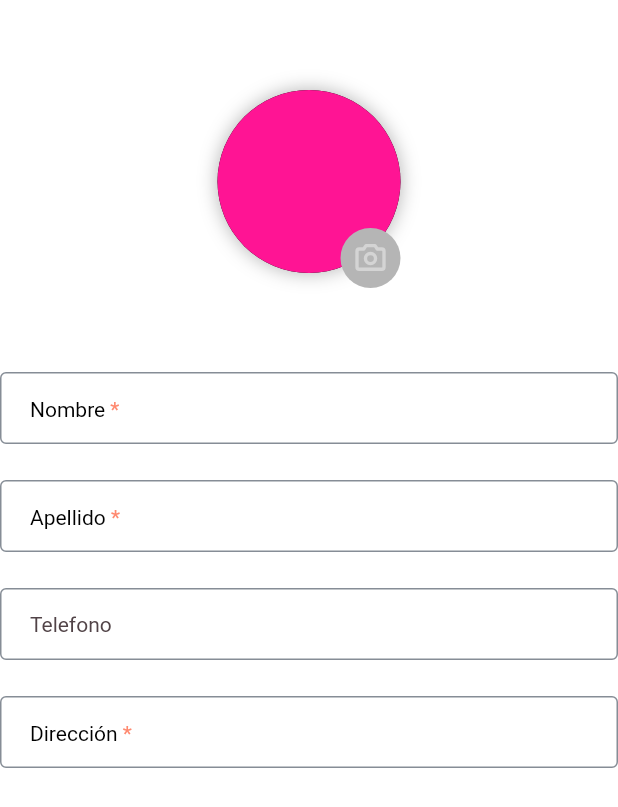
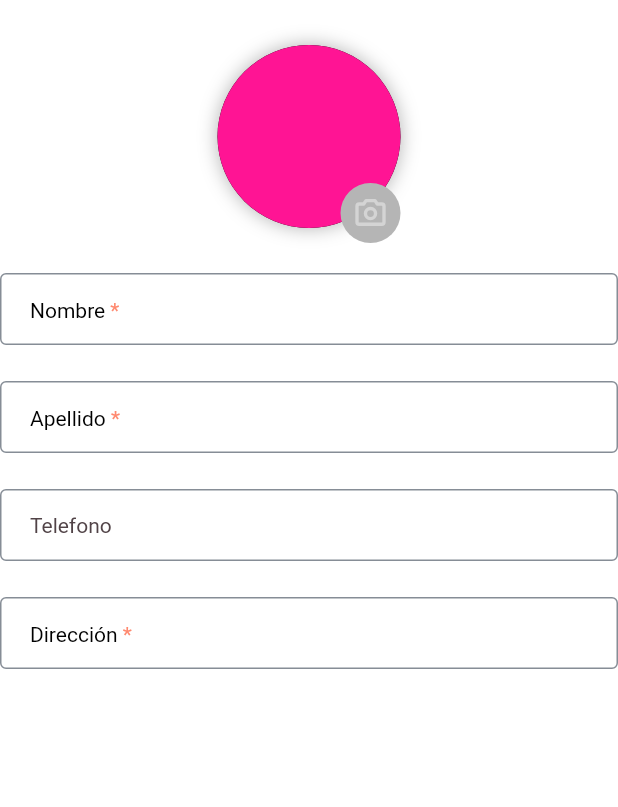
Before and after one commit to mapplics/microdonaciones.app.stacked, a Flutter app: the UserInformationForm widget shown alone on an empty page, opened directly with empty values, on a phone screen of 412 x 824 dp. Shown: the top 807 px of the screen. Run offline on Flutter 3.47's test engine with Material 2 defaults, Android fonts, the phone set to English and light mode, and no system bars; drawn by our look-alikes of loader_overlay, reactive_forms; our stand-ins replace dio, firebase_auth, firebase_core, flutter_dotenv, flutter_svg, material_segmented_control and 5 more; missing offline and left inert: dio_smart_retry, jwt_decode, scaffold_gradient_background, stacked_firebase_auth; accounts and stored records are empty.

Commit message:
Ajusto paddings en creacion de cuenta

```diff
--- a/lib/ui/views/create_account/create_account_view.dart
+++ b/lib/ui/views/create_account/create_account_view.dart
@@ -41,7 +41,7 @@ class CreateAccountView extends StackedView<CreateAccountViewModel> {
                 ),
               ),
               Padding(
-                padding: const EdgeInsets.only(top: 43.0),
+                padding: const EdgeInsets.only(top: 10),
                 child: CustomFillButton(
                   backgroundColor: CustomStylesTheme.tertiaryColor,
                   label: 'Crear una cuenta',
--- a/lib/ui/widgets/common/user_information_form/user_information_form.dart
+++ b/lib/ui/widgets/common/user_information_form/user_information_form.dart
@@ -33,7 +33,7 @@ class UserInformationForm extends StackedView<UserInformationFormModel> {
               crossAxisAlignment: CrossAxisAlignment.center,
               children: [
                 Container(
-                  margin: const EdgeInsets.only(top: 60),
+                  margin: const EdgeInsets.only(top: 30, bottom: 30),
                   child: UserAvatar(
                     user: user,
                     size: UserAvatarSize.bigger,
@@ -41,7 +41,7 @@ class UserInformationForm extends StackedView<UserInformationFormModel> {
                   ),
                 ),
                 Padding(
-                  padding: const EdgeInsets.only(top: 66, bottom: 24.0),
+                  padding: const EdgeInsets.only(bottom: 24.0),
                   child: CustomInputText(
                     label: 'Nombre',
                     hintText: 'Ingresá tu nombre',
```
